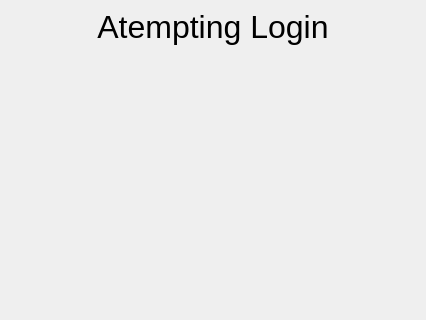
Before: the Qt Designer form App/ProjectM/loginwindow.ui in yobson/Project-M, drawn with Qt 5; both pictures show x 0 to 426 and y 0 to 320 of the 426 by 653 pixel window.
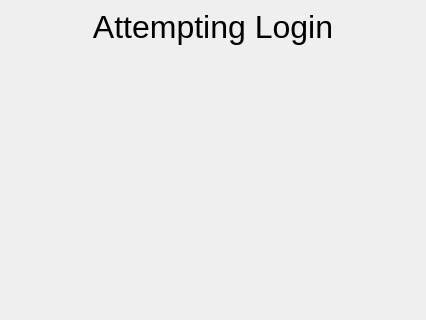
After: the same form once the commit is applied.

Commit message: Removed testing buttons

```diff
--- a/App/ProjectM/loginwindow.ui
+++ b/App/ProjectM/loginwindow.ui
@@ -23,7 +23,7 @@
        </font>
       </property>
       <property name="text">
-       <string>Atempting Login</string>
+       <string>Attempting Login</string>
       </property>
       <property name="alignment">
        <set>Qt::AlignCenter</set>
```
The commit also changes 2 other files.
